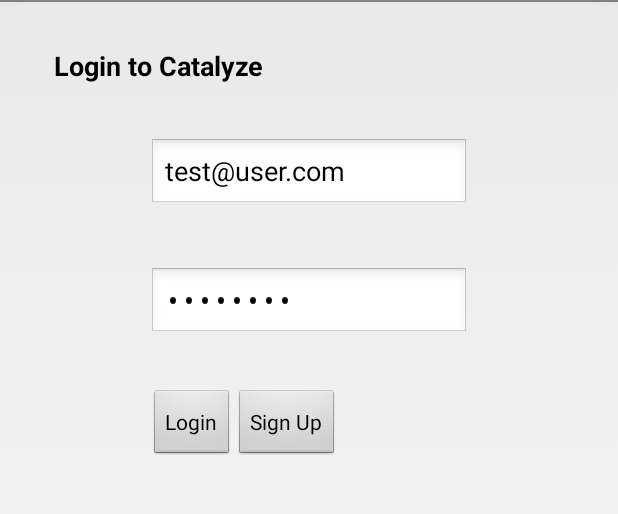
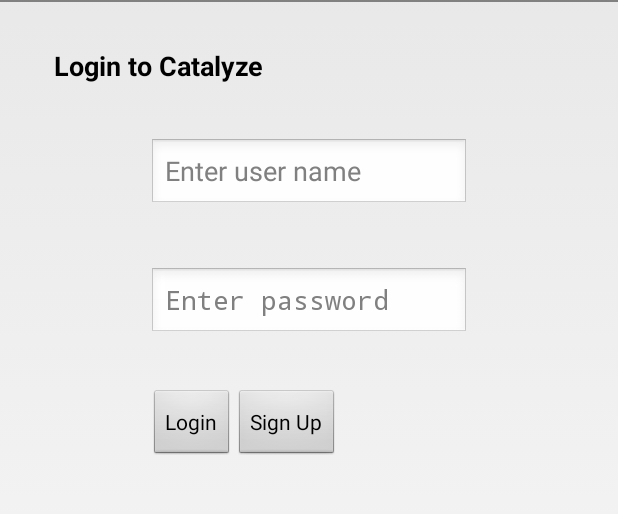
Before and after one commit to abdullah38rcc/ExampleAndroidApp, an Android app: the screen it shows after launch (LoginActivity), on a phone screen of 412 x 824 dp, the part 36-550 px from its top. Run offline under Robolectric (Android 15) with nearby library versions, the phone set to English and light mode, and no system bars; our stand-ins replace Volley; libraries missing offline, so code that uses them is left out: io.catalyze.sdk; 2 statements that could not run were skipped.

Commit message:
Removed old user credentials used in testing.

```diff
--- a/src/main/res/layout/activity_login.xml
+++ b/src/main/res/layout/activity_login.xml
@@ -29,7 +29,8 @@
         android:ems="10"
         android:layout_below="@+id/textView1"
         android:inputType="text|textAutoComplete|textAutoCorrect|textEmailAddress"
-        android:text="test@user.com" >
+        android:hint="Enter user name"
+        android:text="" >
 
         <requestFocus />
     </EditText>
@@ -43,7 +44,8 @@
         android:layout_marginTop="38dp"
         android:ems="10"
         android:inputType="textPassword"
-        android:text="testpass" >
+        android:hint="Enter password"
+        android:text="" >
     </EditText>
 
 
```
